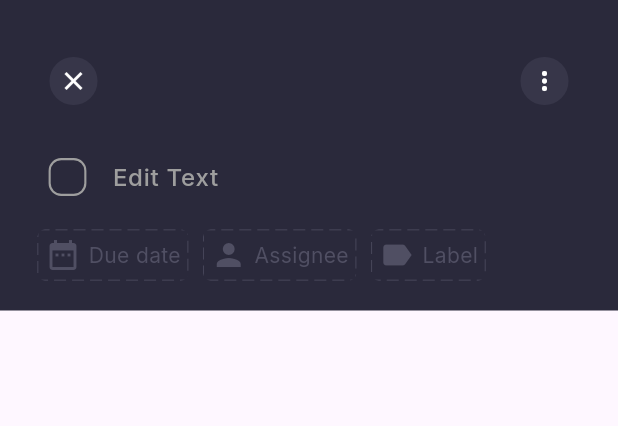
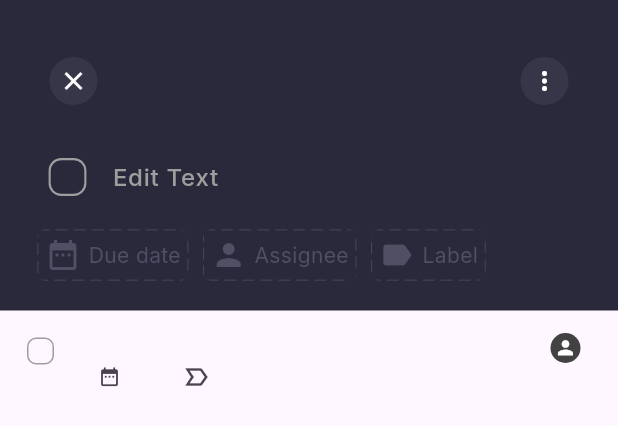
Before and after one commit to sb-dor/Stellarlist, a Flutter app: the ContainerTaskWidget widget shown alone on an empty page, opened directly with empty values, on a phone screen of 412 x 824 dp. Shown: the top 426 px of the screen. Run offline on Flutter 3.47's test engine with Material 3 defaults, Android fonts, the phone set to English and light mode, and no system bars; our stand-ins replace auto_route, carousel_slider, clock, firebase_analytics, firebase_auth, firebase_core and 15 more; accounts and stored records are empty; generated files the repository leaves out were written again.

Commit message:
added empty editor helper that takes onTap function, subtasks are empty in order to create subtask, changed reorder list button that helps to reorder tasks - when user hovers it appears

```diff
--- /dev/null
+++ b/lib/core/services/analytics/firebase_analytics_reporter_event_constants.dart
@@ -0,0 +1,5 @@
+abstract final class FirebaseAnalyticsReporterEventConstants {
+  static const String googleRegistration = "google_authentication";
+  static const String facebookRegistration = "facebook_authentication";
+  static const String emailRegistration = "email_authentication";
+}
--- a/lib/core/widgets/editor_helper.dart
+++ b/lib/core/widgets/editor_helper.dart
@@ -5,9 +5,10 @@ import 'package:google_fonts/google_fonts.dart';
 import 'package:stellarlist/core/utils/text_selection_controls.dart';
 
 class EditorHelper extends StatefulWidget {
-  final String title;
+  final String? title;
   final ValueChanged<String> onValueChanged;
   final ValueChanged<String>? createOnEnter;
+  final VoidCallback? onTap;
   final String? hintText;
   final double? textFontSize;
   final FontWeight? fontWeight;
@@ -15,9 +16,10 @@ class EditorHelper extends StatefulWidget {
 
   const EditorHelper({
     super.key,
-    required this.title,
+    this.title,
     required this.onValueChanged,
     this.createOnEnter,
+    this.onTap,
     this.textFontSize = 14,
     this.fontWeight,
     this.hintText,
@@ -35,7 +37,7 @@ class _EditorHelperState extends State<EditorHelper> {
   @override
   void initState() {
     super.initState();
-    _textEditingController.text = widget.title;
+    _textEditingController.text = widget.title ?? '';
     debugPrint("setting title is: ${widget.title}");
   }
 
@@ -44,7 +46,7 @@ class _EditorHelperState extends State<EditorHelper> {
     super.didUpdateWidget(oldWidget);
 
     // Check if the title has changed and update the controller's text if necessary
-    if (oldWidget.title.trim() != widget.title.trim()) {
+    if (oldWidget.title?.trim() != widget.title?.trim()) {
       final previousSelection = _textEditingController.selection;
       _textEditingController.text = "${widget.title} ";
 
@@ -84,6 +86,10 @@ class _EditorHelperState extends State<EditorHelper> {
       onChanged: (value) {
         _onEnd(value);
       },
+      onTap: () {
+        if (widget.onTap == null) return;
+        widget.onTap!();
+      },
       selectionControls: NoCopyTextSelectionControls(),
       autofocus: false,
       autocorrect: false,
--- a/lib/core/widgets/icon_button_widget.dart
+++ b/lib/core/widgets/icon_button_widget.dart
@@ -6,6 +6,7 @@ class IconButtonWidget extends StatelessWidget {
   final VoidCallback onTap;
   final double? size;
   final Color? color;
+  final EdgeInsets? buttonPadding;
 
   const IconButtonWidget({
     super.key,
@@ -13,6 +14,7 @@ class IconButtonWidget extends StatelessWidget {
     required this.onTap,
     this.size = 20,
     this.color,
+    this.buttonPadding,
   });
 
   @override
@@ -22,9 +24,11 @@ class IconButtonWidget extends StatelessWidget {
         shape: const WidgetStatePropertyAll(
           StadiumBorder(),
         ),
-        padding: const WidgetStatePropertyAll(
-          EdgeInsets.all(6.0),
-        ),
+        padding: buttonPadding != null
+            ? WidgetStatePropertyAll(buttonPadding)
+            : const WidgetStatePropertyAll(
+                EdgeInsets.all(6.0),
+              ),
         elevation: const WidgetStatePropertyAll(0.0),
         backgroundColor: WidgetStatePropertyAll(
           AppColors.iconButtonBackgroundColor,
--- /dev/null
+++ b/lib/core/widgets/task_widgets/empty_task_widget.dart
@@ -0,0 +1,138 @@
+import 'package:flutter/material.dart';
+import 'package:flutter_riverpod/flutter_riverpod.dart';
+import 'package:stellarlist/core/domain/entities/task.dart';
+import 'package:stellarlist/core/widgets/editor_helper.dart';
+import 'package:stellarlist/features/home/view/provider/home_provider/home_provider.dart';
+
+import '../context_menu_region_widget.dart';
+
+class EmptyTaskWidget extends ConsumerStatefulWidget {
+  final VoidCallback onTap;
+
+  const EmptyTaskWidget({
+    super.key,
+    required this.onTap,
+  });
+
+  @override
+  ConsumerState createState() => _TaskWidgetState();
+}
+
+class _TaskWidgetState extends ConsumerState<EmptyTaskWidget> {
+  @override
+  Widget build(BuildContext context) {
+    return ContextMenuRegionWidget(
+      contextMenuBuilder: (BuildContext context, Offset offset) {
+        return AdaptiveTextSelectionToolbar.buttonItems(
+          anchors: TextSelectionToolbarAnchors(
+            primaryAnchor: offset,
+          ),
+          buttonItems: const <ContextMenuButtonItem>[
+            // ContextMenuButtonItem(
+            //   onPressed: () async {
+            //     ContextMenuController.removeAny();
+            //     // await ref.read(homeProviderProvider.notifier).deleteTaskFromTaskList(
+            //     //       widget.task,
+            //     //     );
+            //   },
+            //   label: 'Delete',
+            //   type: ContextMenuButtonType.delete,
+            // ),
+          ],
+        );
+      },
+      child: Container(
+        margin: const EdgeInsets.symmetric(horizontal: 15),
+        // color: Colors.amber,
+        height: 50,
+        child: IntrinsicHeight(
+          child: Row(
+            crossAxisAlignment: CrossAxisAlignment.start,
+            children: [
+              SizedBox(
+                height: 24.0,
+                width: 24.0,
+                child: Theme(
+                  data: ThemeData(
+                    unselectedWidgetColor: Colors.red,
+                  ),
+                  child: Checkbox(
+                    value: false,
+                    shape: RoundedRectangleBorder(
+                      borderRadius: BorderRadius.circular(6.0),
+                    ),
+                    side: const BorderSide(color: Colors.grey),
+                    onChanged: (bool? value) {},
+                  ),
+                ),
+              ),
+              const SizedBox(width: 10),
+              Expanded(
+                child: Column(
+                  children: [
+                    Flexible(
+                      child: EditorHelper(
+                        hintText: "Click here to add a task,"
+                            " or type '/' to choose a different content type",
+                        fontWeight: FontWeight.w500,
+                        textFontSize: 16,
+                        onTap: widget.onTap,
+                        onValueChanged: (String value) {
+                          // change the code in the future in it will be necessary
+                          // ref.read(homeProviderProvider.notifier).changeTaskNameOfTaskList(
+                          //       widget.task,
+                          //       value,
+                          //     );
+                        },
+                        createOnEnter: (String value) {
+                          // ref.read(homeProviderProvider.notifier).addTaskInsideTaskList(
+                          //       widget.task,
+                          //       value,
+                          //     );
+                        },
+                        textFiledMaxLines: 2,
+                      ),
+                    ),
+                    const SizedBox(height: 5),
+                    Row(
+                      children: [
+                        IconButton(
+                          padding: const EdgeInsets.all(0),
+                          constraints: const BoxConstraints(),
+                          onPressed: () {},
+                          icon: const Icon(Icons.date_range, size: 15),
+                        ),
+                        const SizedBox(width: 10),
+                        IconButton(
+                          padding: const EdgeInsets.all(0),
+                          constraints: const BoxConstraints(),
+                          onPressed: () {},
+                          icon: const Icon(Icons.label_important_outline, size: 20),
+                        ),
+                      ],
+                    ),
+                  ],
+                ),
+              ),
+              CircleAvatar(
+                radius: 10,
+                backgroundColor: Colors.grey.shade800,
+                child: IconButton(
+                  padding: const EdgeInsets.all(0),
+                  constraints: const BoxConstraints(),
+                  onPressed: () {},
+                  icon: const Icon(
+                    Icons.person,
+                    size: 15,
+                    color: Colors.white,
+                  ),
+                ),
+              ),
+              const SizedBox(width: 10),
+            ],
+          ),
+        ),
+      ),
+    );
+  }
+}
--- a/lib/features/home/view/pages/widgets/task_container/widget/container_task_widget.dart
+++ b/lib/features/home/view/pages/widgets/task_container/widget/container_task_widget.dart
@@ -6,6 +6,8 @@ import 'package:stellarlist/core/domain/entities/task.dart';
 import 'package:stellarlist/core/utils/app_colors.dart';
 import 'package:stellarlist/core/widgets/editor_helper.dart';
 import 'package:stellarlist/core/widgets/icon_button_widget.dart';
+import 'package:stellarlist/core/widgets/task_widgets/empty_task_widget.dart';
+import 'package:stellarlist/core/widgets/task_widgets/task_widget.dart';
 import 'package:stellarlist/features/home/view/provider/home_provider/home_provider.dart';
 
 class ContainerTaskWidget extends ConsumerStatefulWidget {
@@ -186,7 +188,42 @@ class _ContainerTaskWidgetState extends ConsumerState<ContainerTaskWidget> {
               const SizedBox(height: 20),
             ],
           ),
-        )
+        ),
+        const SizedBox(height: 15),
+        if ((widget.task?.subtasks?.isEmpty ?? false))
+          EmptyTaskWidget(
+            onTap: () {
+              debugPrint("on taptap worked");
+            },
+          )
+        else
+          Expanded(
+            child: Theme(
+              data: Theme.of(context).copyWith(
+                canvasColor: AppColors.containerColor,
+                shadowColor: AppColors.containerColor,
+              ),
+              child: ReorderableListView.builder(
+                itemCount: widget.task?.subtasks?.length ?? 0,
+                buildDefaultDragHandles: false,
+                itemBuilder: (context, index) {
+                  final task = widget.task?.subtasks?[index];
+                  return TaskWidget(
+                    // problem was solved by creating didUpdateDependencies inside
+                    // EditorHelper widget which will update textEditingController
+                    // without creating specific key in order to refresh whole widget
+                    key: ValueKey("${index}_${task?.id}"),
+                    task: task,
+                    index: index,
+                    textFiledMaxLines: 1,
+                  );
+                },
+                onReorder: (int oldIndex, int newIndex) {
+                  debugPrint("old: $oldIndex | new: $newIndex");
+                },
+              ),
+            ),
+          ),
       ],
     );
   }
--- a/lib/features/home/view/pages/widgets/task_container/widget/container_tasklist_widget.dart
+++ b/lib/features/home/view/pages/widgets/task_container/widget/container_tasklist_widget.dart
@@ -7,7 +7,7 @@ import 'package:stellarlist/core/domain/entities/task_list.dart';
 import 'package:stellarlist/core/utils/app_colors.dart';
 import 'package:stellarlist/core/widgets/editor_helper.dart';
 import 'package:stellarlist/core/widgets/icon_button_widget.dart';
-import 'package:stellarlist/core/widgets/task_widget.dart';
+import 'package:stellarlist/core/widgets/task_widgets/task_widget.dart';
 import 'package:stellarlist/features/home/view/provider/home_provider/home_provider.dart';
 import 'package:uuid/uuid.dart';
 
@@ -27,7 +27,7 @@ class _ContainerTaskListWidgetState extends ConsumerState<ContainerTaskListWidge
   @override
   Widget build(BuildContext context) {
     return Padding(
-      padding: const EdgeInsets.only(top: 30, right: 25, left: 25),
+      padding: const EdgeInsets.only(top: 30, right: 25, left: 5),
       child: Column(
         children: [
           Row(
@@ -98,7 +98,6 @@ class _ContainerTaskListWidgetState extends ConsumerState<ContainerTaskListWidge
                 shadowColor: AppColors.containerColor,
               ),
               child: ReorderableListView.builder(
-                padding: const EdgeInsets.only(left: 30),
                 itemCount: widget.taskList?.tasks?.length ?? 0,
                 buildDefaultDragHandles: false,
                 itemBuilder: (context, index) {
```
Also changed, not shown: lib/core/widgets/task_widgets/task_widget.dart (renamed from lib/core/widgets/task_widget.dart, +16 -1 lines), lib/features/registration/view/pages/widgets/lets_get_started_registration_widget.dart (+5 -7 lines), lib/features/registration/view/provider/registration_provider.dart (+21 -0 lines), 1 other file.
